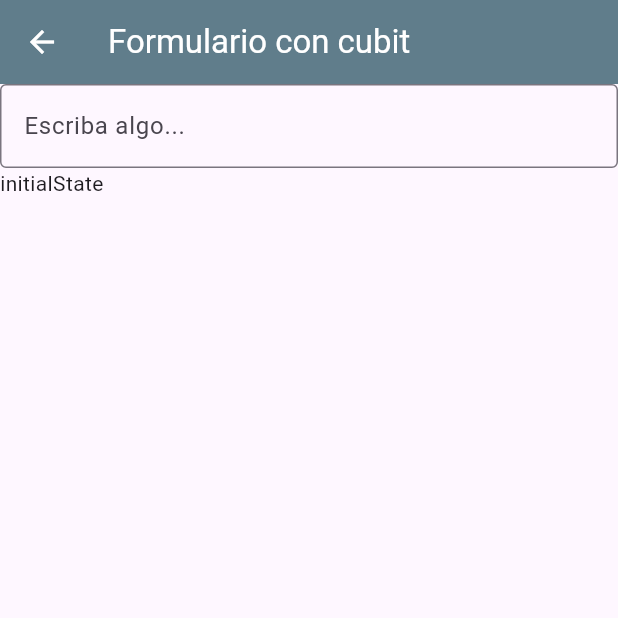
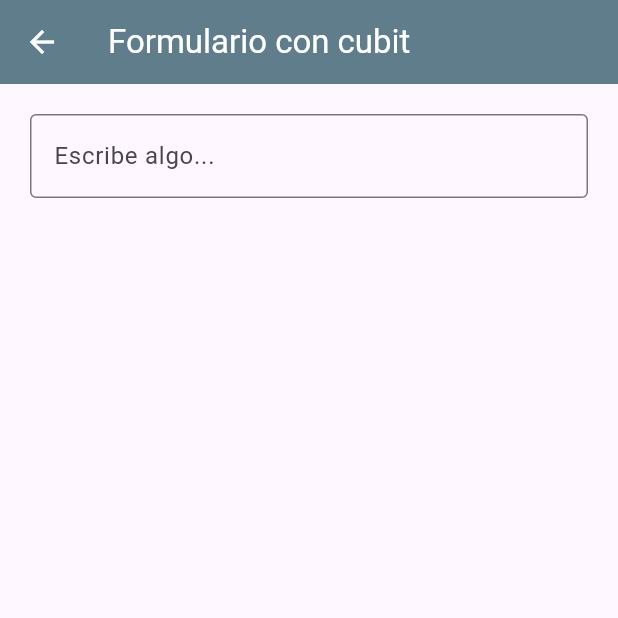
Before and after one commit to DiegoGit35/blocs, a Flutter app: the FormPage screen opened by its route, on a phone screen of 412 x 824 dp, the top half of it. Run offline on Flutter 3.47's test engine with Material 3 defaults, Android fonts, the phone set to English and light mode, and no system bars; our stand-ins replace flutter_bloc.

Commit message:
se agrego un widget personalizado para los cuadros de texto

```diff
--- a/lib/main.dart
+++ b/lib/main.dart
@@ -22,7 +22,6 @@ class MyApp extends StatelessWidget {
           colorScheme: ColorScheme.fromSeed(seedColor: Colors.deepPurple),
           useMaterial3: true,
         ),
-        // home: const MyHomePage(title: 'Flutter Demo Home Page'),
         initialRoute: RouteGenerator.homePage,
         onGenerateRoute: RouteGenerator.generateRoute,
       ),
--- a/lib/mini_formulario/form_cubit.dart
+++ b/lib/mini_formulario/form_cubit.dart
@@ -7,6 +7,8 @@ class FormCubit extends Cubit<String> {
   void changeString(String value) {
     if (value.isNotEmpty) {
       emit(value);
+    } else {
+      emit('');
     }
   }
 }
--- a/lib/mini_formulario/form_page.dart
+++ b/lib/mini_formulario/form_page.dart
@@ -1,5 +1,6 @@
 import 'package:blocs/mini_formulario/form_cubit.dart';
 import 'package:blocs/widgets/generic_appbar.dart';
+import 'package:blocs/widgets/my_text_form.dart';
 import 'package:flutter/material.dart';
 import 'package:flutter_bloc/flutter_bloc.dart';
 
@@ -23,17 +24,11 @@ class _FormPageState extends State<FormPage> {
             child: Column(
               mainAxisAlignment: MainAxisAlignment.center,
               children: [
-                TextFormField(
-                  decoration: InputDecoration(
-                    hintText: "Escriba algo...",
-                    border: OutlineInputBorder(
-                      borderSide: const BorderSide(width: 1.0),
-                    ),
-                  ),
-                  onChanged: (value) {
-                    context.read<FormCubit>().changeString(value);
-                  },
-                ),
+                MyTextForm(
+                    callback: (value) {
+                      context.read<FormCubit>().changeString(value);
+                    },
+                    hintText: 'Escribe algo...')
               ],
             ),
           ),
--- a/lib/routes.dart
+++ b/lib/routes.dart
@@ -27,7 +27,7 @@ class RouteGenerator {
         return MaterialPageRoute(builder: (_) {
           return BlocProvider(
             child: const FormPage(),
-            create: (_) => FormCubit("initialState"),
+            create: (_) => FormCubit(""),
           );
         });
       default:
--- a/lib/widgets/my_custom_elevated_button.dart
+++ b/lib/widgets/my_custom_elevated_button.dart
@@ -6,11 +6,11 @@ class MyCustomElevatedButton extends StatelessWidget {
   final VoidCallback onPressed;
 
   const MyCustomElevatedButton({
-    Key? key,
+    super.key,
     required this.text,
     required this.icon,
     required this.onPressed,
-  }) : super(key: key);
+  });
 
   @override
   Widget build(BuildContext context) {
--- /dev/null
+++ b/lib/widgets/my_text_form.dart
@@ -0,0 +1,35 @@
+import 'package:flutter/material.dart';
+
+class MyTextForm extends StatelessWidget {
+  final String hintText;
+  final ValueChanged callback;
+
+  const MyTextForm({
+    super.key,
+    required this.callback,
+    required this.hintText,
+  });
+
+  @override
+  Widget build(BuildContext context) {
+    return Column(
+      children: [
+        Padding(
+          padding: const EdgeInsets.all(
+            20.0,
+          ),
+          child: TextFormField(
+              decoration: InputDecoration(
+                hintText: hintText,
+                border: const OutlineInputBorder(
+                  borderSide: BorderSide(
+                    width: 3.0,
+                  ),
+                ),
+              ),
+              onChanged: callback),
+        ),
+      ],
+    );
+  }
+}
```
Also changed, not shown: 1 other file.
